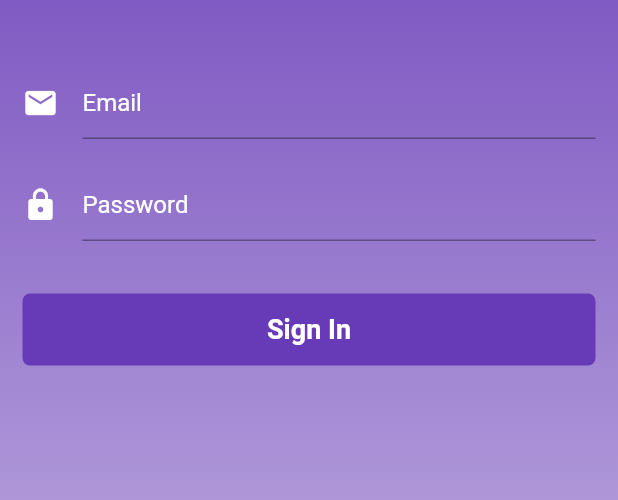
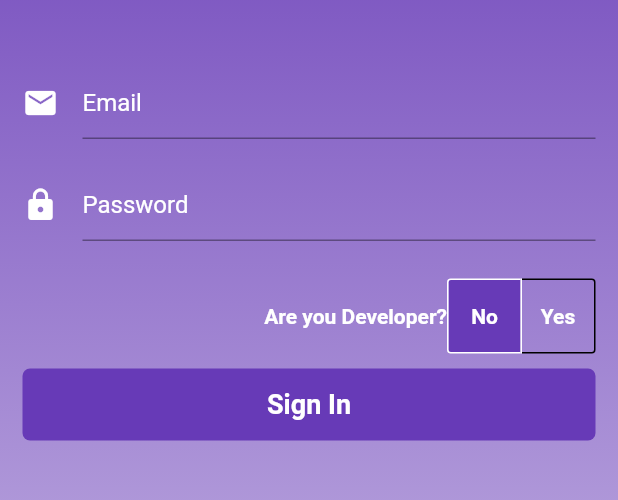
Before and after one commit to adepusai123/User_Session_managment, a Flutter app: the screen it shows after launch, on a phone screen of 412 x 824 dp, the part 356-856 px from its top. Run offline on Flutter 3.47's test engine with Material 2 defaults, Android fonts, the phone set to English and light mode, and no system bars; our stand-ins replace shared_preferences.

Commit message:
developer option given

```diff
--- a/lib/login_page.dart
+++ b/lib/login_page.dart
@@ -11,15 +11,22 @@ class LoginPage extends StatefulWidget {
 class _LoginPageState extends State<LoginPage> {
   TextEditingController _emailCtrl = TextEditingController();
   TextEditingController _pwdCtrl = TextEditingController();
+  TextEditingController _baseUrlCtrl = TextEditingController();
+
   bool _isLoading = false;
+  bool _isDeveloper = false;
 
-  Future userAuthenticate(String email, String password) async {
+  List<bool> isSelected;
+
+  Future userAuthenticate(
+      String email, String password, String loginUrl) async {
     SharedPreferences sharedPreferences = await SharedPreferences.getInstance();
     setState(() {
       _isLoading = true;
     });
     // signin(_emailCtrl.text, _pwdCtrl.text);
-    Map response = await APIManager().signIn(email, password);
+    Map response = await APIManager().signIn(email, password, loginUrl);
+    // print('-=---------- $email, $password, $response');
 
     if (response['token'] != null) {
       sharedPreferences.setString("token", response['token']);
@@ -30,6 +37,12 @@ class _LoginPageState extends State<LoginPage> {
     setState(() {
       _isLoading = false;
     });
+  }
+
+  @override
+  void initState() {
+    isSelected = [true, false];
+    super.initState();
   }
 
   @override
@@ -53,10 +66,103 @@ class _LoginPageState extends State<LoginPage> {
                   // header section
                   headerContainer(),
                   inputContainer(),
-                  buttonContainer()
+                  urlContainer(),
+                  toggleContainer(),
+                  buttonContainer(),
                 ],
               ),
             ),
+    );
+  }
+
+  Container urlContainer() {
+    return _isDeveloper
+        ? Container(
+            padding: EdgeInsets.symmetric(horizontal: 15),
+            margin: EdgeInsets.only(bottom: 15),
+            child: TextFormField(
+              controller: _baseUrlCtrl,
+              cursorColor: Colors.white,
+              decoration: InputDecoration(
+                icon: Icon(
+                  Icons.http_outlined,
+                  color: Colors.white,
+                ),
+                hintText: 'Login URI',
+                hintStyle: TextStyle(color: Colors.white),
+                border: UnderlineInputBorder(
+                  borderSide: BorderSide(color: Colors.white),
+                ),
+              ),
+            ),
+          )
+        : Container();
+  }
+
+  Container toggleContainer() {
+    return Container(
+      color: Colors.transparent,
+      margin: EdgeInsets.only(right: 15),
+      child: Row(
+        crossAxisAlignment: CrossAxisAlignment.center,
+        mainAxisAlignment: MainAxisAlignment.end,
+        children: [
+          Text(
+            'Are you Developer?',
+            style: TextStyle(
+              color: Colors.white,
+              fontWeight: FontWeight.bold,
+            ),
+          ),
+          ToggleButtons(
+            borderWidth: 1,
+            selectedBorderColor: Colors.white,
+            selectedColor: Colors.green,
+            borderColor: Colors.black,
+            fillColor: Colors.deepPurple,
+            color: Colors.white,
+            borderRadius: BorderRadius.circular(2),
+            children: <Widget>[
+              Padding(
+                padding: EdgeInsets.all(8),
+                child: Text(
+                  'No',
+                  style: TextStyle(
+                    color: Colors.white,
+                    fontWeight: FontWeight.bold,
+                  ),
+                ),
+              ),
+              Padding(
+                padding: EdgeInsets.all(8),
+                child: Text(
+                  'Yes',
+                  style: TextStyle(
+                    color: Colors.white,
+                    fontWeight: FontWeight.bold,
+                  ),
+                ),
+              )
+            ],
+            onPressed: (int index) {
+              setState(() {
+                for (int i = 0; i < isSelected.length; i++) {
+                  isSelected[i] = i == index;
+                }
+              });
+              // hide & show here
+              setState(() {
+                _isDeveloper = isSelected[1] ? true : false;
+                if (!_isDeveloper) {
+                  // clear if value exist if _isDeveloper is false
+                  _baseUrlCtrl.clear();
+                }
+              });
+            },
+            isSelected: isSelected,
+          ),
+        ],
+      ),
     );
   }
 
@@ -80,7 +186,9 @@ class _LoginPageState extends State<LoginPage> {
         ),
         elevation: 0.0,
         onPressed: () {
-          userAuthenticate(_emailCtrl.text, _pwdCtrl.text);
+          if (_emailCtrl.text != null && _pwdCtrl.text != null) {
+            userAuthenticate(_emailCtrl.text, _pwdCtrl.text, _baseUrlCtrl.text);
+          }
         },
       ),
     );
--- a/lib/services/api_manager.dart
+++ b/lib/services/api_manager.dart
@@ -7,11 +7,9 @@ class APIManager {
   Future signIn(String email, String password, [String baseUrl]) async {
     Map data = {'email': email, 'password': password};
     dynamic responseJson = {};
+    String uri = baseUrl.isEmpty ? Strings.baseUrl : baseUrl;
     try {
-      var response = await http.post(
-          (baseUrl != null ? baseUrl : Strings.baseUrl),
-          headers: {},
-          body: data);
+      var response = await http.post(uri, headers: {}, body: data);
       print('API Manger : ${response.statusCode}');
       if (response.statusCode == 200) {
         responseJson = jsonDecode(response.body);
```
